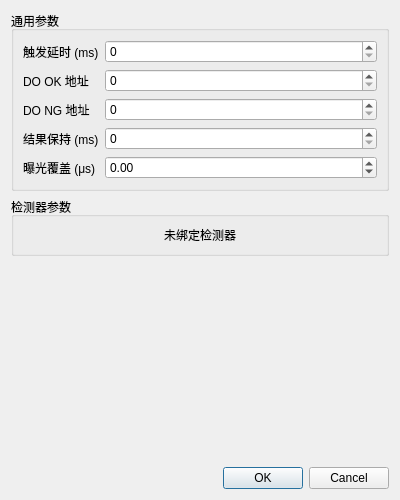
The window that src/ui/workflow_config_dialog.ui (yurayurateikoku1/AIVision) describes before a commit, drawn with Qt 5.
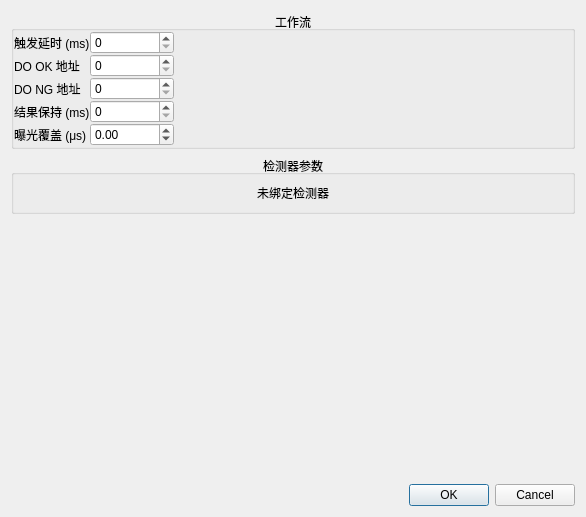
The same window after the commit.

```diff
--- a/src/ui/workflow_config_dialog.ui
+++ b/src/ui/workflow_config_dialog.ui
@@ -6,8 +6,8 @@
    <rect>
     <x>0</x>
     <y>0</y>
-    <width>400</width>
-    <height>500</height>
+    <width>586</width>
+    <height>517</height>
    </rect>
   </property>
   <property name="windowTitle">
@@ -17,37 +17,30 @@
    <item>
     <widget class="QGroupBox" name="groupBox_common">
      <property name="title">
-      <string>通用参数</string>
+      <string>工作流</string>
      </property>
-     <layout class="QFormLayout" name="formLayout_common">
-      <item row="0" column="0">
-       <widget class="QLabel" name="label_delay">
-        <property name="text">
-         <string>触发延时 (ms)</string>
-        </property>
-       </widget>
-      </item>
-      <item row="0" column="1">
-       <widget class="QSpinBox" name="spinBox_delayMs">
-        <property name="maximum">
-         <number>9999</number>
-        </property>
-       </widget>
-      </item>
-      <item row="1" column="0">
-       <widget class="QLabel" name="label_doOk">
-        <property name="text">
-         <string>DO OK 地址</string>
-        </property>
-       </widget>
-      </item>
-      <item row="1" column="1">
-       <widget class="QSpinBox" name="spinBox_doOkAddr">
-        <property name="maximum">
-         <number>4095</number>
-        </property>
-       </widget>
-      </item>
+     <property name="alignment">
+      <set>Qt::AlignmentFlag::AlignCenter</set>
+     </property>
+     <layout class="QGridLayout" name="gridLayout">
+      <property name="sizeConstraint">
+       <enum>QLayout::SizeConstraint::SetMaximumSize</enum>
+      </property>
+      <property name="leftMargin">
+       <number>0</number>
+      </property>
+      <property name="topMargin">
+       <number>0</number>
+      </property>
+      <property name="rightMargin">
+       <number>0</number>
+      </property>
+      <property name="bottomMargin">
+       <number>0</number>
+      </property>
+      <property name="spacing">
+       <number>0</number>
+      </property>
       <item row="2" column="0">
        <widget class="QLabel" name="label_doNg">
         <property name="text">
@@ -55,27 +48,6 @@
         </property>
        </widget>
       </item>
-      <item row="2" column="1">
-       <widget class="QSpinBox" name="spinBox_doNgAddr">
-        <property name="maximum">
-         <number>4095</number>
-        </property>
-       </widget>
-      </item>
-      <item row="3" column="0">
-       <widget class="QLabel" name="label_hold">
-        <property name="text">
-         <string>结果保持 (ms)</string>
-        </property>
-       </widget>
-      </item>
-      <item row="3" column="1">
-       <widget class="QSpinBox" name="spinBox_resultHoldMs">
-        <property name="maximum">
-         <number>9999</number>
-        </property>
-       </widget>
-      </item>
       <item row="4" column="0">
        <widget class="QLabel" name="label_exposure">
         <property name="text">
@@ -83,6 +55,20 @@
         </property>
        </widget>
       </item>
+      <item row="2" column="1">
+       <widget class="QSpinBox" name="spinBox_doNgAddr">
+        <property name="maximum">
+         <number>4095</number>
+        </property>
+       </widget>
+      </item>
+      <item row="0" column="1">
+       <widget class="QSpinBox" name="spinBox_delayMs">
+        <property name="maximum">
+         <number>9999</number>
+        </property>
+       </widget>
+      </item>
       <item row="4" column="1">
        <widget class="QDoubleSpinBox" name="doubleSpinBox_exposure">
         <property name="specialValueText">
@@ -96,6 +82,106 @@
         </property>
        </widget>
       </item>
+      <item row="3" column="0">
+       <widget class="QLabel" name="label_hold">
+        <property name="text">
+         <string>结果保持 (ms)</string>
+        </property>
+       </widget>
+      </item>
+      <item row="1" column="1">
+       <widget class="QSpinBox" name="spinBox_doOkAddr">
+        <property name="maximum">
+         <number>4095</number>
+        </property>
+       </widget>
+      </item>
+      <item row="0" column="0">
+       <widget class="QLabel" name="label_delay">
+        <property name="text">
+         <string>触发延时 (ms)</string>
+        </property>
+       </widget>
+      </item>
+      <item row="1" column="0">
+       <widget class="QLabel" name="label_doOk">
+        <property name="text">
+         <string>DO OK 地址</string>
+        </property>
+       </widget>
+      </item>
+      <item row="3" column="1">
+       <widget class="QSpinBox" name="spinBox_resultHoldMs">
+        <property name="maximum">
+         <number>9999</number>
+        </property>
+       </widget>
+      </item>
+      <item row="0" column="2">
+       <spacer name="horizontalSpacer">
+        <property name="orientation">
+         <enum>Qt::Orientation::Horizontal</enum>
+        </property>
+        <property name="sizeHint" stdset="0">
+         <size>
+          <width>40</width>
+          <height>20</height>
+         </size>
+        </property>
+       </spacer>
+      </item>
+      <item row="1" column="2">
+       <spacer name="horizontalSpacer_2">
+        <property name="orientation">
+         <enum>Qt::Orientation::Horizontal</enum>
+        </property>
+        <property name="sizeHint" stdset="0">
+         <size>
+          <width>40</width>
+          <height>20</height>
+         </size>
+        </property>
+       </spacer>
+      </item>
+      <item row="2" column="2">
+       <spacer name="horizontalSpacer_3">
+        <property name="orientation">
+         <enum>Qt::Orientation::Horizontal</enum>
+        </property>
+        <property name="sizeHint" stdset="0">
+         <size>
+          <width>40</width>
+          <height>20</height>
+         </size>
+        </property>
+       </spacer>
+      </item>
+      <item row="3" column="2">
+       <spacer name="horizontalSpacer_4">
+        <property name="orientation">
+         <enum>Qt::Orientation::Horizontal</enum>
+        </property>
+        <property name="sizeHint" stdset="0">
+         <size>
+          <width>40</width>
+          <height>20</height>
+         </size>
+        </property>
+       </spacer>
+      </item>
+      <item row="4" column="2">
+       <spacer name="horizontalSpacer_5">
+        <property name="orientation">
+         <enum>Qt::Orientation::Horizontal</enum>
+        </property>
+        <property name="sizeHint" stdset="0">
+         <size>
+          <width>40</width>
+          <height>20</height>
+         </size>
+        </property>
+       </spacer>
+      </item>
      </layout>
     </widget>
    </item>
@@ -104,6 +190,9 @@
      <property name="title">
       <string>检测器参数</string>
      </property>
+     <property name="alignment">
+      <set>Qt::AlignmentFlag::AlignCenter</set>
+     </property>
      <layout class="QVBoxLayout" name="verticalLayout_detector">
       <item>
        <widget class="QLabel" name="label_noDetector">
```
